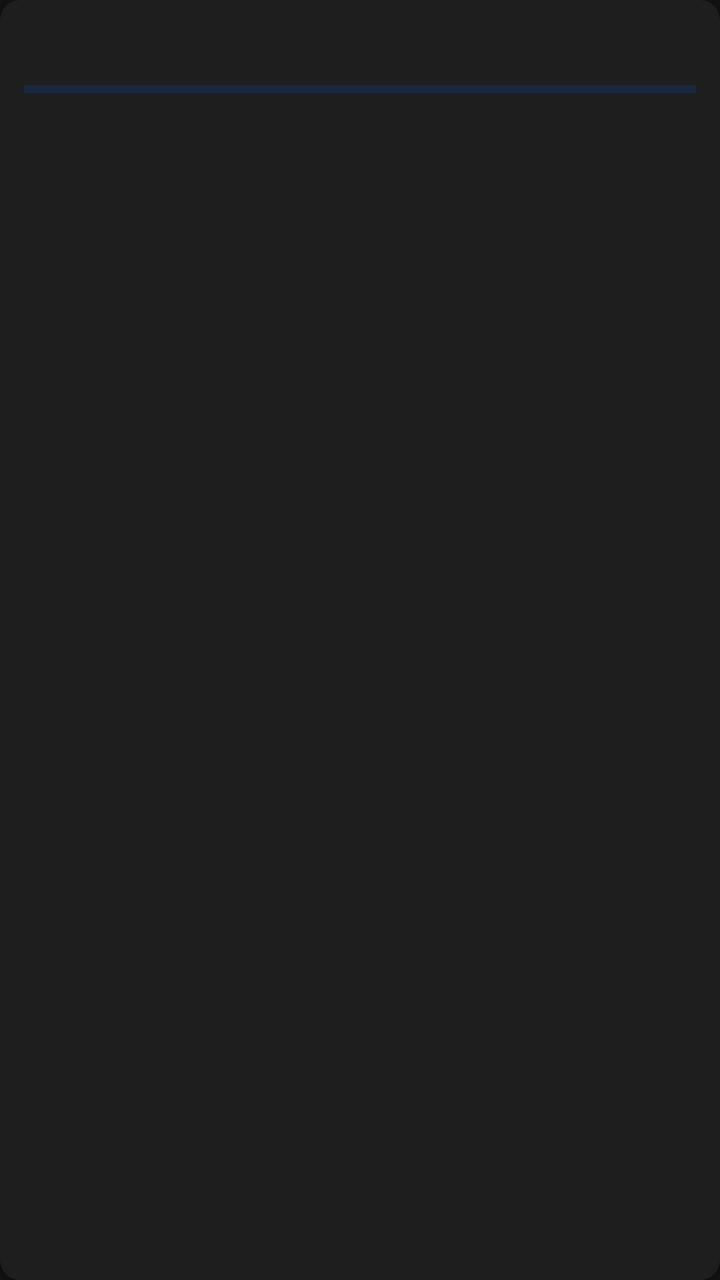
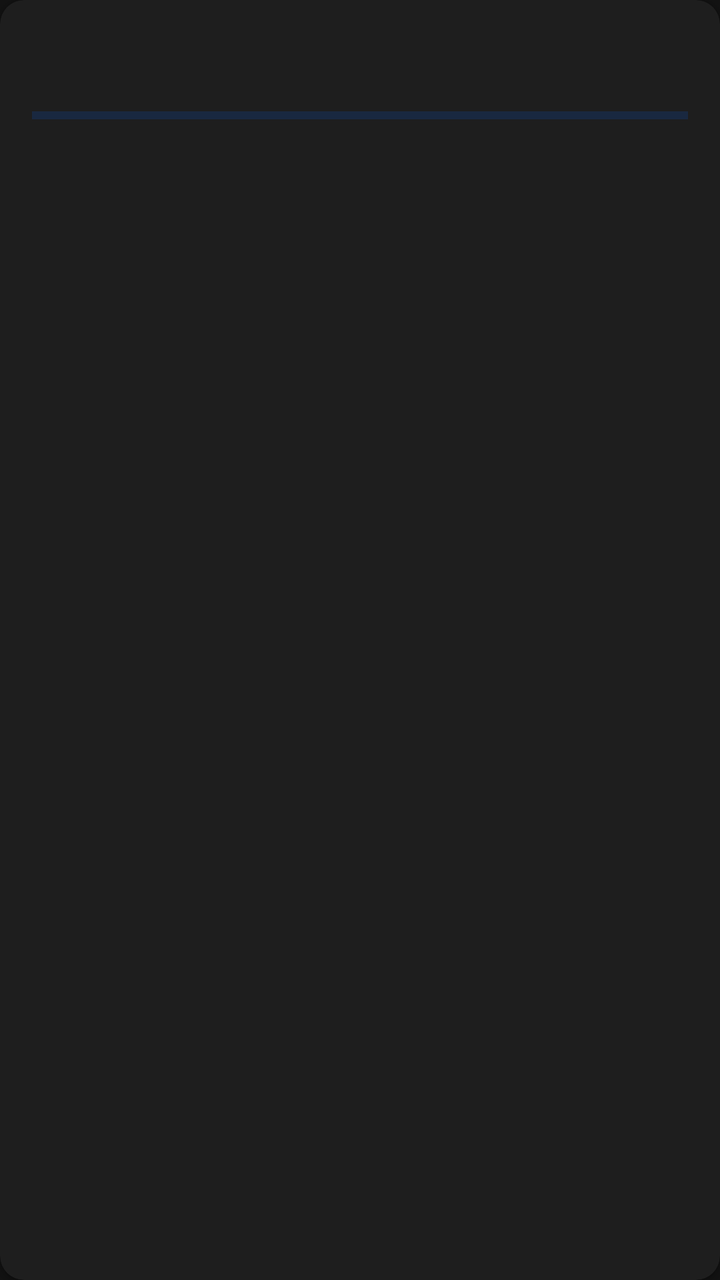

An Android layout rendered at two revisions. The XML below is the earlier revision; the diff shows what the commit changed to produce the second picture.
<!-- AndroidManifest.xml: application theme Theme.BloqueMAE.NoActionBar -->
<!-- res/layout/item_history_block.xml -->
<?xml version="1.0" encoding="utf-8"?>
<com.google.android.material.card.MaterialCardView
    xmlns:android="http://schemas.android.com/apk/res/android"
    xmlns:app="http://schemas.android.com/apk/res-auto"
    android:layout_width="match_parent"
    android:layout_height="wrap_content"
    android:layout_marginBottom="8dp"
    android:layout_marginHorizontal="8dp"
    app:cardBackgroundColor="@color/colorSurface"
    app:cardCornerRadius="10dp"
    app:cardElevation="2dp">

    <LinearLayout
        android:layout_width="match_parent"
        android:layout_height="wrap_content"
        android:orientation="vertical"
        android:padding="12dp">

        
        <LinearLayout
            android:layout_width="match_parent"
            android:layout_height="wrap_content"
            android:orientation="horizontal"
            android:gravity="center_vertical">

            <TextView
                android:id="@+id/textBlockNumber"
                android:layout_width="0dp"
                android:layout_height="wrap_content"
                android:layout_weight="1"
                android:textColor="@color/colorAccent"
                android:textSize="16sp"
                android:textStyle="bold" />

            <TextView
                android:id="@+id/textWeekRange"
                android:layout_width="wrap_content"
                android:layout_height="wrap_content"
                android:textColor="@color/colorOnBackground"
                android:textSize="12sp" />
        </LinearLayout>

        
        <ProgressBar
            android:id="@+id/progressBar"
            style="?android:attr/progressBarStyleHorizontal"
            android:layout_width="match_parent"
            android:layout_height="6dp"
            android:layout_marginTop="8dp"
            android:max="100"
            android:progressTint="@color/colorAccent"
            android:progressBackgroundTint="@color/colorPrimaryDark" />

        
        <LinearLayout
            android:layout_width="match_parent"
            android:layout_height="wrap_content"
            android:orientation="horizontal"
            android:layout_marginTop="4dp">

            <TextView
                android:id="@+id/textTaskCount"
                android:layout_width="0dp"
                android:layout_height="wrap_content"
                android:layout_weight="1"
                android:textColor="@color/colorOnBackground"
                android:textSize="12sp" />

            <TextView
                android:id="@+id/textPct"
                android:layout_width="wrap_content"
                android:layout_height="wrap_content"
                android:textColor="@color/colorAccent"
                android:textSize="12sp"
                android:textStyle="bold" />
        </LinearLayout>
    </LinearLayout>
</com.google.android.material.card.MaterialCardView>
<!-- resources referenced by this layout -->
<resources>
  <color name="colorAccent">#42A5F5</color>
  <color name="colorOnBackground">#E0E0E0</color>
  <color name="colorPrimaryDark">#0D47A1</color>
  <color name="colorSurface">#1E1E1E</color>
  <style name="Theme.BloqueMAE.NoActionBar">
          <item name="windowActionBar">false</item>
          <item name="windowNoTitle">true</item>
      </style>
</resources>

<!-- the commit's change to res/layout/item_history_block.xml (unified diff, before → after) -->
@@ -4,17 +4,19 @@
     xmlns:app="http://schemas.android.com/apk/res-auto"
     android:layout_width="match_parent"
     android:layout_height="wrap_content"
-    android:layout_marginBottom="8dp"
-    android:layout_marginHorizontal="8dp"
+    android:layout_marginBottom="10dp"
+    android:clickable="true"
+    android:focusable="true"
+    android:foreground="?attr/selectableItemBackground"
     app:cardBackgroundColor="@color/colorSurface"
-    app:cardCornerRadius="10dp"
+    app:cardCornerRadius="12dp"
     app:cardElevation="2dp">
 
     <LinearLayout
         android:layout_width="match_parent"
         android:layout_height="wrap_content"
         android:orientation="vertical"
-        android:padding="12dp">
+        android:padding="16dp">
 
         
         <LinearLayout
@@ -29,7 +31,7 @@
                 android:layout_height="wrap_content"
                 android:layout_weight="1"
                 android:textColor="@color/colorAccent"
-                android:textSize="16sp"
+                android:textSize="19sp"
                 android:textStyle="bold" />
 
             <TextView
@@ -37,7 +39,7 @@
                 android:layout_width="wrap_content"
                 android:layout_height="wrap_content"
                 android:textColor="@color/colorOnBackground"
-                android:textSize="12sp" />
+                android:textSize="14sp" />
         </LinearLayout>
 
         
@@ -45,8 +47,8 @@
             android:id="@+id/progressBar"
             style="?android:attr/progressBarStyleHorizontal"
             android:layout_width="match_parent"
-            android:layout_height="6dp"
-            android:layout_marginTop="8dp"
+            android:layout_height="8dp"
+            android:layout_marginTop="12dp"
             android:max="100"
             android:progressTint="@color/colorAccent"
             android:progressBackgroundTint="@color/colorPrimaryDark" />
@@ -56,7 +58,8 @@
             android:layout_width="match_parent"
             android:layout_height="wrap_content"
             android:orientation="horizontal"
-            android:layout_marginTop="4dp">
+            android:gravity="center_vertical"
+            android:layout_marginTop="8dp">
 
             <TextView
                 android:id="@+id/textTaskCount"
@@ -64,14 +67,14 @@
                 android:layout_height="wrap_content"
                 android:layout_weight="1"
                 android:textColor="@color/colorOnBackground"
-                android:textSize="12sp" />
+                android:textSize="14sp" />
 
             <TextView
                 android:id="@+id/textPct"
                 android:layout_width="wrap_content"
                 android:layout_height="wrap_content"
                 android:textColor="@color/colorAccent"
-                android:textSize="12sp"
+                android:textSize="16sp"
                 android:textStyle="bold" />
         </LinearLayout>
     </LinearLayout>
